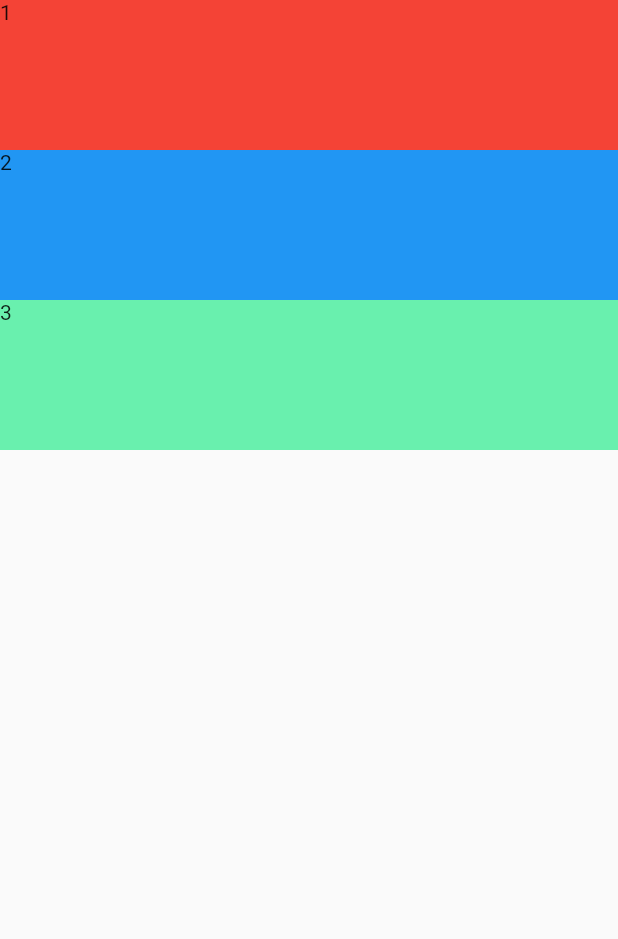
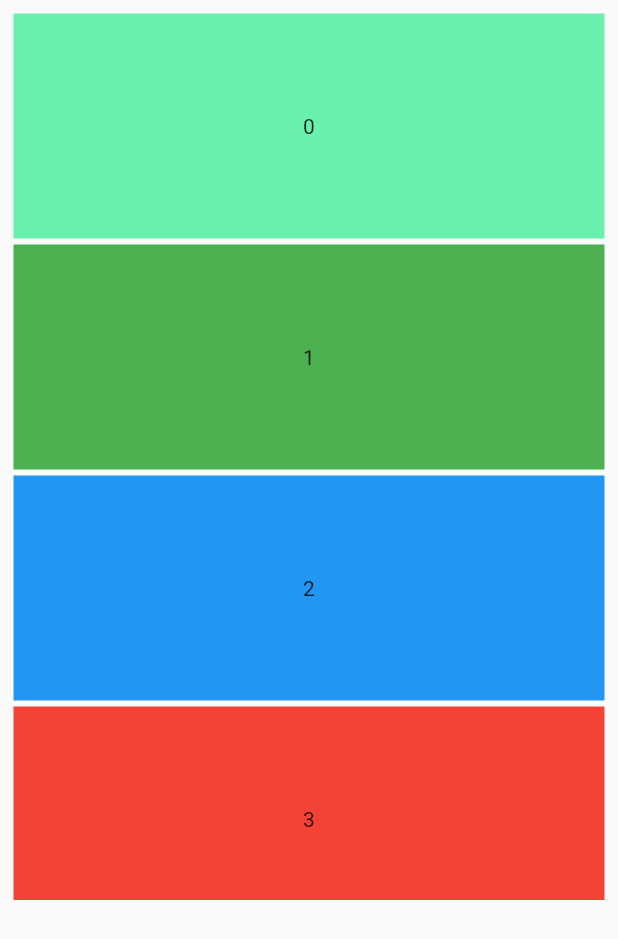
Before and after one commit to z2wenfa/FlutterPractises, a Flutter app: the screen it shows after launch, on a phone screen of 412 x 824 dp. Shown: the top 939 px of the screen. Run offline on Flutter 3.47's test engine with Material 2 defaults, Android fonts, the phone set to English and light mode, and no system bars.

Commit message:
ListViewDemo完成

```diff
--- a/lib/basic/ListViewDemo.dart
+++ b/lib/basic/ListViewDemo.dart
@@ -1,45 +1,62 @@
 import 'package:flutter/material.dart';
 
+//列表显示,可以通过builder、separated、custom等构造。有内边距、是否反向、滑动控制器等属性
 class ListViewDemo extends StatefulWidget {
-
   @override
   State<StatefulWidget> createState() => _ListViewDemoState();
-
 }
 
 class _ListViewDemoState extends State<ListViewDemo> {
+  var _colors = [
+    Colors.greenAccent,
+    Colors.green,
+    Colors.blue,
+    Colors.red,
+    Colors.white,
+    Colors.amber,
+    Colors.cyanAccent
+  ];
+
   @override
   Widget build(BuildContext context) {
     return Scaffold(
       body: Container(
-        child:  _createListView1(),
+        child: _createListView2(),
         height: 600,
       ),
     );
   }
 
-  ListView _createListView1(){
-    return ListView(
-      children: [
-        Container(
-          color: Colors.red,
-          height: 100,
-          width: 100,
-          child: Text("1"),
-        ),
-        Container(
-          color: Colors.blue,
-          height: 100,
-          width: 100,
-          child: Text("2"),
-        ),
-        Container(
-          color: Colors.greenAccent,
-          height: 100,
-          width: 100,
-          child: Text("3"),
-        ),
-      ],
+  ListView _createListView1() {
+    return ListView.builder(
+      itemBuilder: (BuildContext context, int index) =>
+          _createListItem(context, index),
+      itemCount: _colors.length,
+      padding: EdgeInsets.all(9),
+    );
+  }
+
+  ListView _createListView2() {
+    return ListView.separated(
+      itemBuilder: (BuildContext context, int index) =>
+          _createListItem(context, index),
+      itemCount: _colors.length,
+      padding: EdgeInsets.all(9),
+      separatorBuilder:(BuildContext context, int index)=>Divider(
+        height: 4,
+        color: Colors.white,
+        thickness: 1,
+      ),
+    );
+  }
+
+  Widget _createListItem(BuildContext context, int index) {
+    return Container(
+      color: _colors[index],
+      child: Center(
+        child: Text("$index"),
+      ),
+      height: 150,
     );
   }
 }
```
